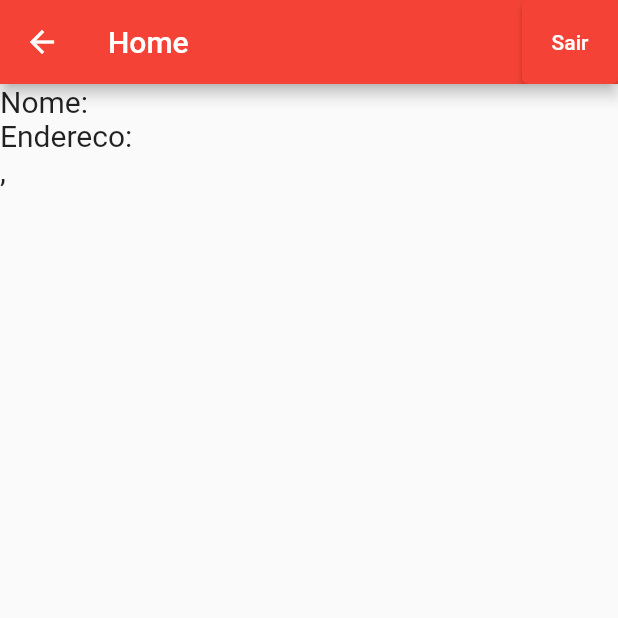
After one commit to BenitoCabral/Vendas_app, a Flutter app: the HomePage screen opened directly, on a phone screen of 412 x 824 dp, the top half of it. The commit adds this screen. Run offline on Flutter 3.47's test engine with Material 2 defaults, Android fonts, the phone set to English and light mode, and no system bars; our stand-ins replace cloud_firestore, firebase_auth, firebase_core; accounts and stored records are empty.

Commit message:
login e home

```diff
--- /dev/null
+++ b/lib/usr_home_page.dart
@@ -0,0 +1,60 @@
+import 'package:flutter/material.dart';
+import 'package:firebase_auth/firebase_auth.dart';
+import 'package:cloud_firestore/cloud_firestore.dart';
+
+final FirebaseAuth _auth = FirebaseAuth.instance;
+final CollectionReference users =
+    FirebaseFirestore.instance.collection('usuarios');
+final usrEmail = _auth.currentUser?.email;
+
+class HomePage extends StatefulWidget {
+  const HomePage({Key? key}) : super(key: key);
+
+  @override
+  _HomePageState createState() => _HomePageState();
+}
+
+class _HomePageState extends State<HomePage> {
+  @override
+  Widget build(BuildContext context) {
+    return Scaffold(
+        appBar: AppBar(
+          title: Text('Home'),
+          actions: [
+            ElevatedButton(
+                onPressed: () async => {
+                      await _auth.signOut(),
+                      Navigator.pop(context),
+                    },
+                child: Text('Sair')),
+          ],
+        ),
+        body: FutureBuilder(
+          future: users.where("email", isEqualTo: usrEmail).get(),
+          builder:
+              (BuildContext context, AsyncSnapshot<QuerySnapshot> snapshot) {
+            if (snapshot.hasError) {
+              return Text("Algo deu errado.");
+            }
+            if (snapshot.connectionState == ConnectionState.done) {
+              var data = snapshot.data!.docs.single;
+              return Container(
+                child: Column(
+                  crossAxisAlignment: CrossAxisAlignment.stretch,
+                  children: [
+                    Text("Nome: ${data['nome']}",
+                        style: TextStyle(fontSize: 20)),
+                    Text("Endereco: ${data['endereco']}",
+                        style: TextStyle(fontSize: 20)),
+                    Text("${data['cidade']}, ${data['estado']}",
+                        style: TextStyle(fontSize: 20)),
+                  ],
+                ),
+              );
+            }
+
+            return Text("loading");
+          },
+        ));
+  }
+}
```
Also changed, not shown: lib/login_page.dart (+16 -1 lines).
